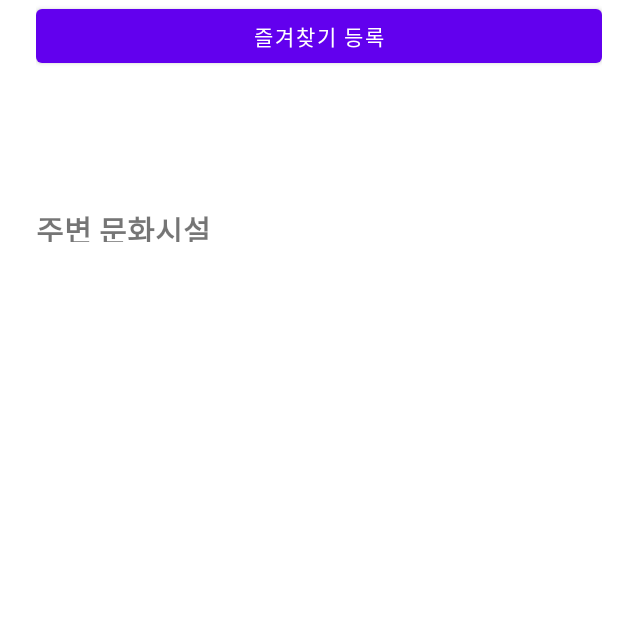
After one commit to jojinseok/ArrivalNotification, an Android app: the Marker_data screen opened directly, with no data from a screen before it, on a phone screen of 412 x 824 dp, the top half of it. The commit adds this screen. Run offline under Robolectric (Android 15) with nearby library versions, the phone set to English and light mode, and no system bars; libraries missing offline, so code that uses them is left out: com.skt.

Commit message:
Fourth commit

```diff
--- a/app/src/main/AndroidManifest.xml
+++ b/app/src/main/AndroidManifest.xml
@@ -30,6 +30,7 @@
             </intent-filter>
         </activity>
         <activity android:name=".MainActivity"/>
+        <activity android:name=".Marker_data"/>
     </application>
 
 </manifest>
--- /dev/null
+++ b/app/src/main/java/com/example/arrivalnotification/Marker_data.java
@@ -0,0 +1,54 @@
+package com.example.arrivalnotification;
+
+import android.app.Activity;
+import android.content.Intent;
+import android.os.Bundle;
+import android.view.View;
+import android.widget.ArrayAdapter;
+import android.widget.Button;
+import android.widget.ListView;
+import android.widget.TextView;
+import android.widget.Toast;
+
+import androidx.appcompat.app.AppCompatActivity;
+
+import com.skt.Tmap.poi_item.TMapPOIItem;
+
+import java.util.ArrayList;
+import java.util.StringTokenizer;
+
+public class Marker_data extends AppCompatActivity {
+    String title;
+    String subtitle;
+    @Override
+    protected void onCreate(Bundle savedInstanceState) {
+        super.onCreate(savedInstanceState);
+        setContentView(R.layout.marker_data);
+
+        TextView nameData = (TextView) findViewById(R.id.nameData);
+        TextView addressData = (TextView) findViewById(R.id.addressData);
+        TextView poi = (TextView) findViewById(R.id.poi);
+        ListView listView = (ListView) findViewById(R.id.markerListView);
+        Button write_button = (Button) findViewById(R.id.starButton);
+
+        try{
+            Intent secondIntent = getIntent();
+            title = secondIntent.getStringExtra("주");
+            subtitle = secondIntent.getStringExtra("서브");
+            nameData.setText(title);
+            addressData.setText(subtitle);
+        }catch (Exception e){
+            e.printStackTrace();
+        }
+
+        write_button.setOnClickListener(new View.OnClickListener() {
+            @Override
+            public void onClick(View view) {
+            // MainActivity.stateLan, MainActivity.stateLon 즐겨찾기에 사용될 위도 경도 값, MainActivity.near = 주변 도착 인식 거리,title = 검색된 이름, subtitle = 주소
+            // 위 값들과 알람 설정 값 Firebase에 넣으면 될것같습니다
+
+            }
+        });
+
+    }
+}
--- /dev/null
+++ b/app/src/main/res/drawable/convenience.xml
@@ -0,0 +1,5 @@
+<vector android:height="24dp" android:tint="#000000"
+    android:viewportHeight="24" android:viewportWidth="24"
+    android:width="24dp" xmlns:android="http://schemas.android.com/apk/res/android">
+    <path android:fillColor="@android:color/white" android:pathData="M10,20v-6h4v6h5v-8h3L12,3 2,12h3v8z"/>
+</vector>
--- /dev/null
+++ b/app/src/main/res/layout/marker_data.xml
@@ -0,0 +1,112 @@
+<?xml version="1.0" encoding="utf-8"?>
+<RelativeLayout xmlns:android="http://schemas.android.com/apk/res/android"
+    xmlns:app="http://schemas.android.com/apk/res-auto"
+    xmlns:tools="http://schemas.android.com/tools"
+    android:layout_width="match_parent"
+    android:layout_height="match_parent"
+    tools:context=".MainActivity"
+    >
+
+    <androidx.core.widget.NestedScrollView
+        android:layout_width="match_parent"
+        android:layout_height="match_parent"
+        tools:context=".MainActivity"
+        android:fillViewport="true">
+
+        <LinearLayout
+            android:id="@+id/linearLayout"
+            android:layout_width="377dp"
+            android:layout_height="wrap_content"
+            android:layout_marginStart="24dp"
+            android:layout_marginEnd="24dp"
+            android:layout_marginBottom="24dp"
+            android:orientation="vertical"
+            app:layout_constraintBottom_toBottomOf="parent"
+            app:layout_constraintEnd_toEndOf="parent"
+            app:layout_constraintHorizontal_bias="0.0"
+            app:layout_constraintStart_toStartOf="parent"
+            app:layout_constraintTop_toTopOf="parent"
+            app:layout_constraintVertical_bias="1.0">
+
+
+            <Button
+                android:id="@+id/starButton"
+                android:layout_width="match_parent"
+                android:layout_height="wrap_content"
+                android:layout_marginBottom="10dp"
+                android:text="즐겨찾기 등록" />
+
+            <TextView
+                android:id="@+id/nameData"
+                android:layout_width="match_parent"
+                android:layout_height="wrap_content"
+                android:layout_marginEnd="10dp"
+                android:ems="10"
+                android:layout_marginBottom="5dp"
+                android:text="등록된 정보가 없습니다"
+                 android:textStyle="bold"
+                android:textSize="20sp" />
+
+
+            <TextView
+                android:id="@+id/addressData"
+                android:layout_width="match_parent"
+                android:layout_height="wrap_content"
+                android:layout_marginBottom="20dp"
+                android:layout_marginEnd="10dp"
+                android:ems="10"
+                android:text="등록된 정보가 없습니다"
+                android:textSize="20sp" />
+
+
+
+            <TextView
+                android:id="@+id/poi"
+                android:layout_width="match_parent"
+                android:layout_height="23dp"
+                android:layout_marginEnd="10dp"
+                android:layout_marginBottom="15dp"
+                android:text="주변 문화시설"
+                android:textSize="20sp"
+                android:textStyle="bold" />
+
+            <ListView
+                android:id="@+id/markerListView"
+                android:layout_width="match_parent"
+                android:layout_height="200dp"
+                android:nestedScrollingEnabled="true"
+                android:scrollbarFadeDuration = "0"
+                android:scrollbarAlwaysDrawVerticalTrack = "true"
+                android:scrollbarSize="10dp"
+                android:scrollbarThumbVertical="@color/purple_200"
+                />
+
+
+
+            <TableLayout
+                android:layout_width="match_parent"
+                android:layout_height="match_parent">
+
+                <TableRow
+                    android:layout_width="match_parent"
+                    android:layout_height="match_parent">
+
+
+                </TableRow>
+
+                <TableRow
+                    android:layout_width="match_parent"
+                    android:layout_height="match_parent" />
+
+                <TableRow
+                    android:layout_width="match_parent"
+                    android:layout_height="match_parent" />
+
+                <TableRow
+                    android:layout_width="match_parent"
+                    android:layout_height="match_parent" />
+            </TableLayout>
+
+        </LinearLayout>
+    </androidx.core.widget.NestedScrollView>
+</RelativeLayout>
--- a/app/src/main/res/menu/smenu.xml
+++ b/app/src/main/res/menu/smenu.xml
@@ -12,7 +12,7 @@
         android:id= "@+id/change"
         app:showAsAction="always"
         android:enabled="true"
-        android:icon="@drawable/change"
+        android:icon="@drawable/convenience"
         android:title="편의시설 설정" >
     </item>
     <item
--- a/app/src/main/res/values/themes.xml
+++ b/app/src/main/res/values/themes.xml
@@ -2,6 +2,7 @@
     <!-- Base application theme. -->
     <style name="Theme.ArrivalNotification" parent="Theme.MaterialComponents.DayNight.DarkActionBar">
         <!-- Primary brand color. -->
+        <item name="windowNoTitle">true</item>
         <item name="colorPrimary">@color/purple_500</item>
         <item name="colorPrimaryVariant">@color/purple_700</item>
         <item name="colorOnPrimary">@color/white</item>
```
Also changed, not shown: app/src/main/java/com/example/arrivalnotification/MainActivity.java (+64 -24 lines).
